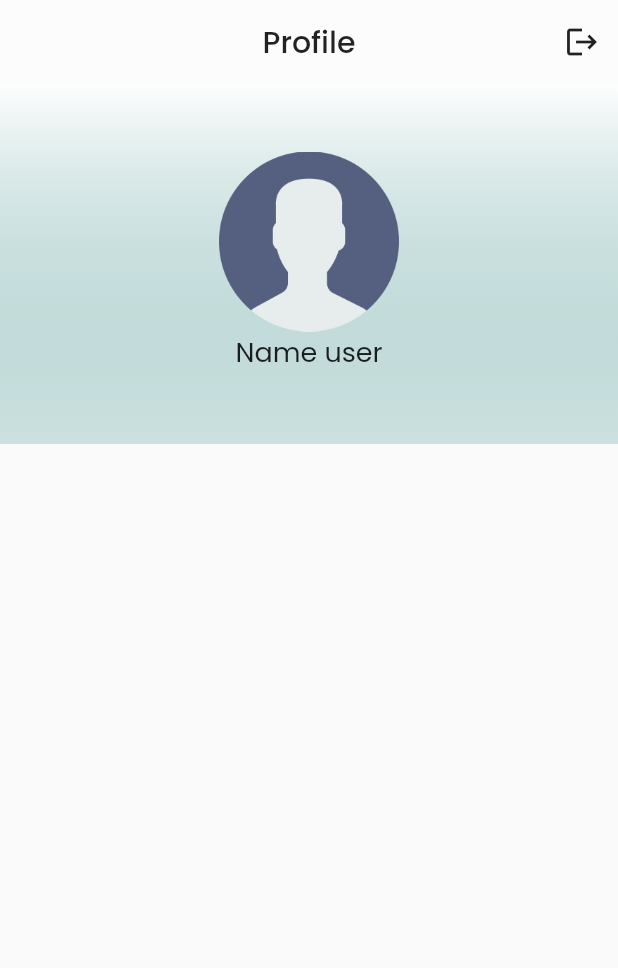
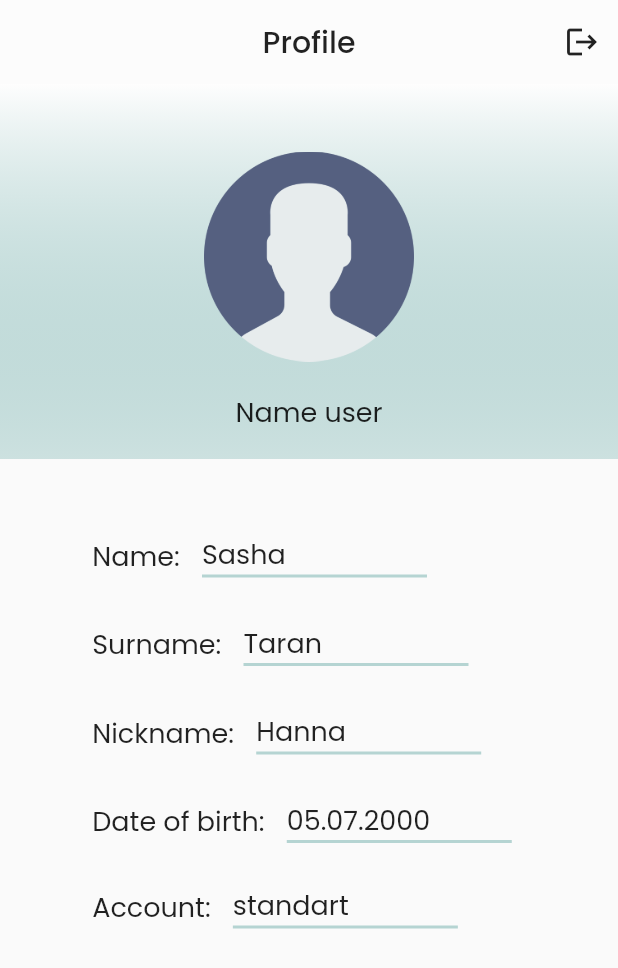
Before and after one commit to sofiabukovskaya/flutter_mindPost_mobile, a Flutter app: the ProfileScreen screen opened directly, on a phone screen of 412 x 824 dp. Shown: the top 968 px of the screen. Run offline on Flutter 3.47's test engine with Material 2 defaults, Android fonts, the phone set to English and light mode, and no system bars; our stand-ins replace bloc, cloud_firestore, firebase_auth, firebase_core, flutter_bloc, google_fonts and 1 more; missing offline and left inert: firebase; accounts and stored records are empty.

Commit message:
Created example UI profile screen (without data from Firebase)

```diff
--- a/lib/ui/common/common_widgets.dart
+++ b/lib/ui/common/common_widgets.dart
@@ -78,3 +78,14 @@ Widget textField(TextEditingController controller, Icon icon, Color color, Strin
     cursorColor: color,
   );
 }
+
+BoxDecoration boxDecoration() {
+  return BoxDecoration(
+    border: Border(
+      bottom: BorderSide(
+        color: Color(0x4D157C76),
+        width: 2.0,
+      ),
+    ),
+  );
+}
--- a/lib/ui/pages/main_page/screens/profile_screen/profile_screen.dart
+++ b/lib/ui/pages/main_page/screens/profile_screen/profile_screen.dart
@@ -1,5 +1,6 @@
 import 'package:flutter/cupertino.dart';
 import 'package:flutter/material.dart';
+import 'package:flutter_mindpost/ui/common/common_widgets.dart';
 import 'package:flutter_mindpost/ui/pages/main_page/main_page.dart';
 import 'package:flutter_mindpost/ui/pages/main_page/widgets/alert_dialog.dart';
 import 'package:google_fonts/google_fonts.dart';
@@ -45,7 +46,7 @@ class ProfileScreenState extends State<ProfileScreen> {
             children: [
               Center(
                 child: Container(
-                    height: 240,
+                    height: 250,
                     decoration: BoxDecoration(
                         gradient: LinearGradient(
                             begin: Alignment.topCenter,
@@ -56,10 +57,11 @@ class ProfileScreenState extends State<ProfileScreen> {
                         children: [
                           Padding(padding: EdgeInsets.only(top: 45)),
                           CircleAvatar(
-                            radius: 60.0,
+                            radius: 70.0,
                             child: Image.asset('assets/user_photo.png'),
                             backgroundColor: Colors.transparent,
                           ),
+                          Padding(padding: EdgeInsets.only(top: 20)),
                           Text(
                             'Name user',
                             style: GoogleFonts.poppins(
@@ -68,7 +70,123 @@ class ProfileScreenState extends State<ProfileScreen> {
                         ],
                       ),
                     )),
+              ),
+              Padding(
+                padding: EdgeInsets.only(top: 20),
+                child: Container(
+                    width: 309,
+                    height: 298,
+                    child: Column(
+                      children: [
+                        Row(
+                          crossAxisAlignment: CrossAxisAlignment.center,
+                          children: <Widget>[
+                            Padding(
+                              padding: EdgeInsets.only(top: 30, left: 10),
+                              child: Text("Name: ",
+                                  style: GoogleFonts.poppins(
+                                      color: Colors.black87, fontSize: 18)),
+                            ),
+                            Container(
+                              width: 150,
+                              margin:  EdgeInsets.only(top: 30, left: 10),
+                              decoration: boxDecoration(), //
+                              child: Text(
+                                "Sasha",
+                                style: GoogleFonts.poppins(
+                                    color: Colors.black87, fontSize: 18),
+                              ),
+                            )
+                          ],
+                        ),
+                        Row(
+                          crossAxisAlignment: CrossAxisAlignment.center,
+                          children: <Widget>[
+                            Padding(
+                              padding: EdgeInsets.only(top: 30, left: 10),
+                              child: Text("Surname: ",
+                                  style: GoogleFonts.poppins(
+                                      color: Colors.black87, fontSize: 18)),
+                            ),
+                            Container(
+                              width: 150,
+                              margin:  EdgeInsets.only(top: 30, left: 10),
+                              decoration: boxDecoration(), //
+                              child: Text(
+                                "Taran",
+                                style: GoogleFonts.poppins(
+                                    color: Colors.black87, fontSize: 18),
+                              ),
+                            )
+                          ],
+                        ),
+                        Row(
+                          crossAxisAlignment: CrossAxisAlignment.center,
+                          children: <Widget>[
+                            Padding(
+                              padding: EdgeInsets.only(top: 30, left: 10),
+                              child: Text("Nickname: ",
+                                  style: GoogleFonts.poppins(
+                                      color: Colors.black87, fontSize: 18)),
+                            ),
+                            Container(
+                              width: 150,
+                              margin:  EdgeInsets.only(top: 30, left: 10),
+                              decoration: boxDecoration(), //
+                              child: Text(
+                                "Hanna",
+                                style: GoogleFonts.poppins(
+                                    color: Colors.black87, fontSize: 18),
+                              ),
+                            )
+                          ],
+                        ),
+                        Row(
+                          crossAxisAlignment: CrossAxisAlignment.center,
+                          children: <Widget>[
+                            Padding(
+                              padding: EdgeInsets.only(top: 30, left: 10),
+                              child: Text("Date of birth: ",
+                                  style: GoogleFonts.poppins(
+                                      color: Colors.black87, fontSize: 18)),
+                            ),
+                            Container(
+                              width: 150,
+                              margin:  EdgeInsets.only(top: 30, left: 10),
+                              decoration: boxDecoration(), //
+                              child: Text(
+                                "05.07.2000",
+                                style: GoogleFonts.poppins(
+                                    color: Colors.black87, fontSize: 18),
+                              ),
+                            )
+                          ],
+                        ),
+                        Row(
+                          crossAxisAlignment: CrossAxisAlignment.center,
+                          children: <Widget>[
+                            Padding(
+                              padding: EdgeInsets.only(top: 28, left: 10),
+                              child: Text("Account: ",
+                                  style: GoogleFonts.poppins(
+                                      color: Colors.black87, fontSize: 18)),
+                            ),
+                            Container(
+                              width: 150,
+                              margin:  EdgeInsets.only(top: 28, left: 10),
+                              decoration: boxDecoration(), //
+                              child: Text(
+                                "standart",
+                                style: GoogleFonts.poppins(
+                                    color: Colors.black87, fontSize: 18),
+                              ),
+                            )
+                          ],
+                        ),
+                      ],
+                    )),
               )
+
             ],
           ),
         ));
```
